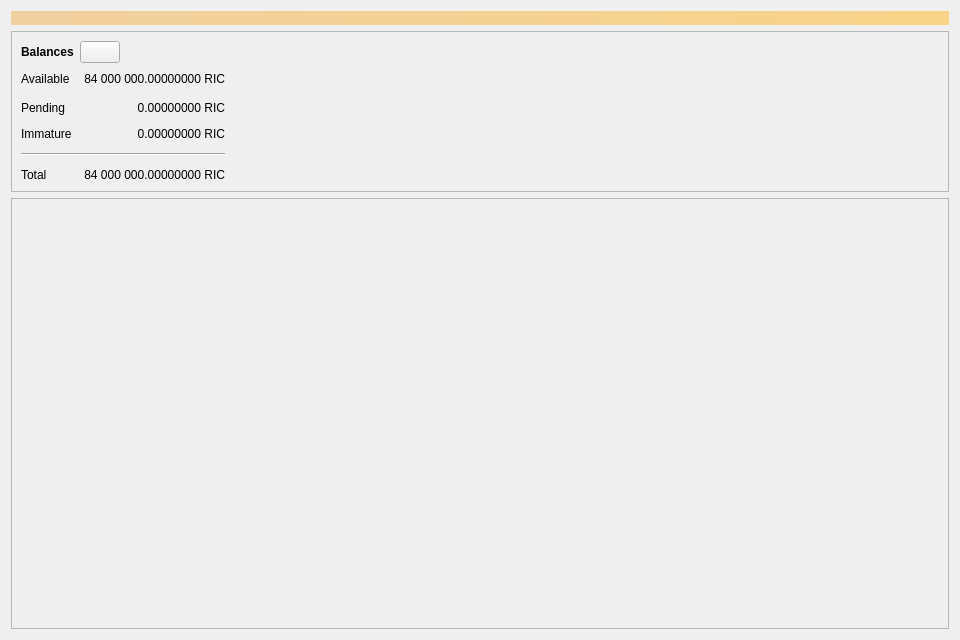
First picture: the form in src/qt/forms/overviewpage.ui, repository RiecoinTeam/Riecoin, before the edit.
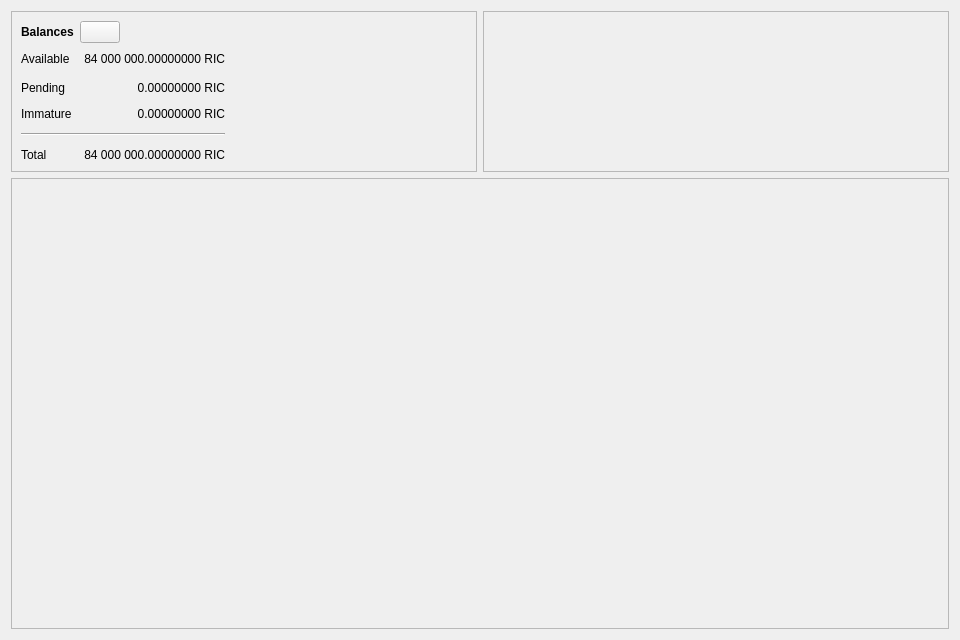
Second picture: the form after the edit. Icons and pictures are not drawn. Custom widgets are drawn as their Qt base class.

Commit message:
Link documentation to the new Sync process, few Ui Tweaks.
Allow the Transaction area to fully expand without causing problems when there is an Alert or the Values are Masked.

What changed in the file:
```diff
--- a/src/qt/forms/overviewpage.ui
+++ b/src/qt/forms/overviewpage.ui
@@ -14,31 +14,24 @@
    <string>Form</string>
   </property>
   <layout class="QVBoxLayout" name="topLayout">
-   <item>
-    <widget class="QLabel" name="labelAlerts">
-     <property name="visible">
-      <bool>false</bool>
-     </property>
-     <property name="styleSheet">
-      <string notr="true">QLabel { background-color: qlineargradient(x1: 0, y1: 0, x2: 1, y2: 0, stop:0 #F0D0A0, stop:1 #F8D488); color:#000000; }</string>
-     </property>
-     <property name="wordWrap">
-      <bool>true</bool>
-     </property>
-     <property name="margin">
-      <number>3</number>
-     </property>
-     <property name="textInteractionFlags">
-      <set>Qt::TextSelectableByMouse</set>
-     </property>
-    </widget>
-   </item>
    <item>
     <layout class="QVBoxLayout" name="verticalLayout_2">
      <item>
       <layout class="QHBoxLayout" name="horizontalLayout_6">
        <item>
         <widget class="QFrame" name="frame">
+         <property name="sizePolicy">
+          <sizepolicy hsizetype="Minimum" vsizetype="Maximum">
+           <horstretch>0</horstretch>
+           <verstretch>0</verstretch>
+          </sizepolicy>
+         </property>
+         <property name="maximumSize">
+          <size>
+           <width>16777215</width>
+           <height>256</height>
+          </size>
+         </property>
          <property name="frameShape">
           <enum>QFrame::StyledPanel</enum>
          </property>
@@ -240,6 +233,101 @@
          </layout>
         </widget>
        </item>
+       <item>
+        <widget class="QFrame" name="status">
+         <property name="sizePolicy">
+          <sizepolicy hsizetype="Minimum" vsizetype="Maximum">
+           <horstretch>0</horstretch>
+           <verstretch>0</verstretch>
+          </sizepolicy>
+         </property>
+         <property name="maximumSize">
+          <size>
+           <width>16777215</width>
+           <height>256</height>
+          </size>
+         </property>
+         <property name="frameShape">
+          <enum>QFrame::StyledPanel</enum>
+         </property>
+         <property name="frameShadow">
+          <enum>QFrame::Raised</enum>
+         </property>
+         <layout class="QVBoxLayout" name="verticalLayout_5">
+          <item>
+           <layout class="QHBoxLayout" name="statusHeader">
+            <item>
+             <spacer name="spacerHeader">
+              <property name="orientation">
+               <enum>Qt::Horizontal</enum>
+              </property>
+              <property name="sizeType">
+               <enum>QSizePolicy::Expanding</enum>
+              </property>
+              <property name="sizeHint" stdset="0">
+               <size>
+                <width>40</width>
+                <height>0</height>
+               </size>
+              </property>
+             </spacer>
+            </item>
+            <item>
+             <widget class="QLabel" name="version">
+              <property name="sizePolicy">
+               <sizepolicy hsizetype="Preferred" vsizetype="Maximum">
+                <horstretch>0</horstretch>
+                <verstretch>0</verstretch>
+               </sizepolicy>
+              </property>
+              <property name="text">
+               <string/>
+              </property>
+             </widget>
+            </item>
+           </layout>
+          </item>
+          <item>
+           <widget class="QLabel" name="labelAlerts">
+            <property name="sizePolicy">
+             <sizepolicy hsizetype="Expanding" vsizetype="Maximum">
+              <horstretch>0</horstretch>
+              <verstretch>0</verstretch>
+             </sizepolicy>
+            </property>
+            <property name="visible">
+             <bool>true</bool>
+            </property>
+            <property name="styleSheet">
+             <string notr="true">QLabel {color:#FF8000; }</string>
+            </property>
+            <property name="wordWrap">
+             <bool>true</bool>
+            </property>
+            <property name="margin">
+             <number>3</number>
+            </property>
+            <property name="textInteractionFlags">
+             <set>Qt::TextSelectableByMouse</set>
+            </property>
+           </widget>
+          </item>
+          <item>
+           <spacer name="verticalSpacer">
+            <property name="orientation">
+             <enum>Qt::Vertical</enum>
+            </property>
+            <property name="sizeHint" stdset="0">
+             <size>
+              <width>20</width>
+              <height>40</height>
+             </size>
+            </property>
+           </spacer>
+          </item>
+         </layout>
+        </widget>
+       </item>
       </layout>
      </item>
      <item>
@@ -282,19 +370,6 @@
           </property>
          </widget>
         </item>
-        <item>
-         <spacer name="verticalSpacer">
-          <property name="orientation">
-           <enum>Qt::Vertical</enum>
-          </property>
-          <property name="sizeHint" stdset="0">
-           <size>
-            <width>20</width>
-            <height>40</height>
-           </size>
-          </property>
-         </spacer>
-        </item>
        </layout>
       </widget>
      </item>
```
Left out of the diff: 2 changed lines with no effect on the pictures. The commit also changes 4 other files.
